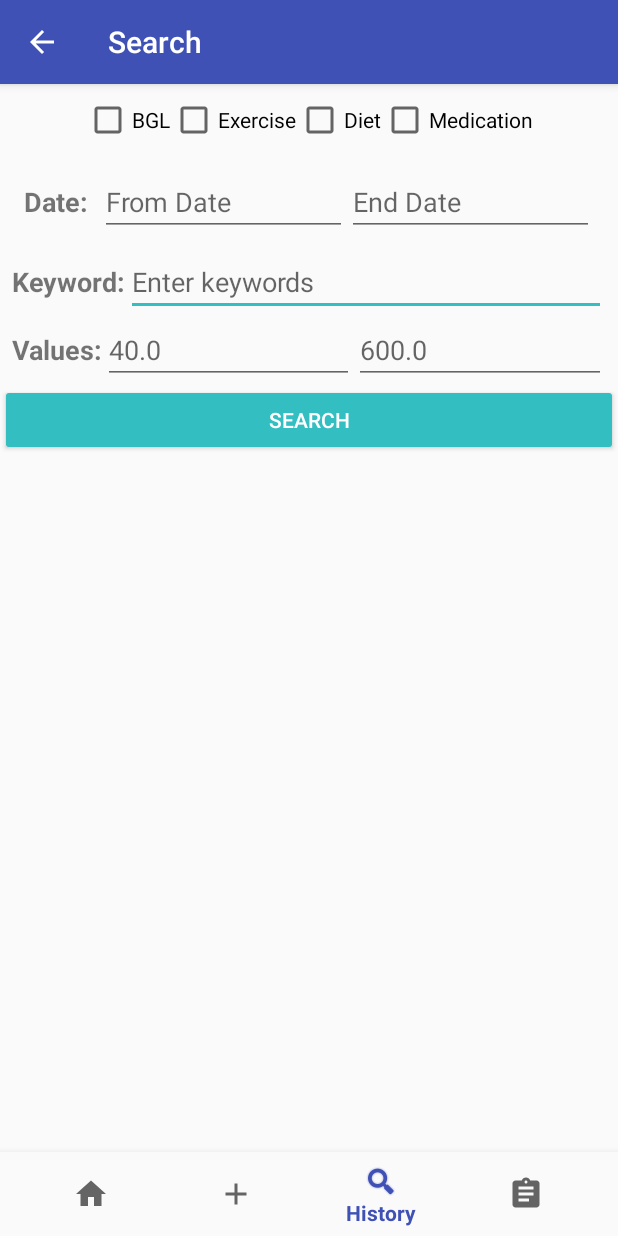
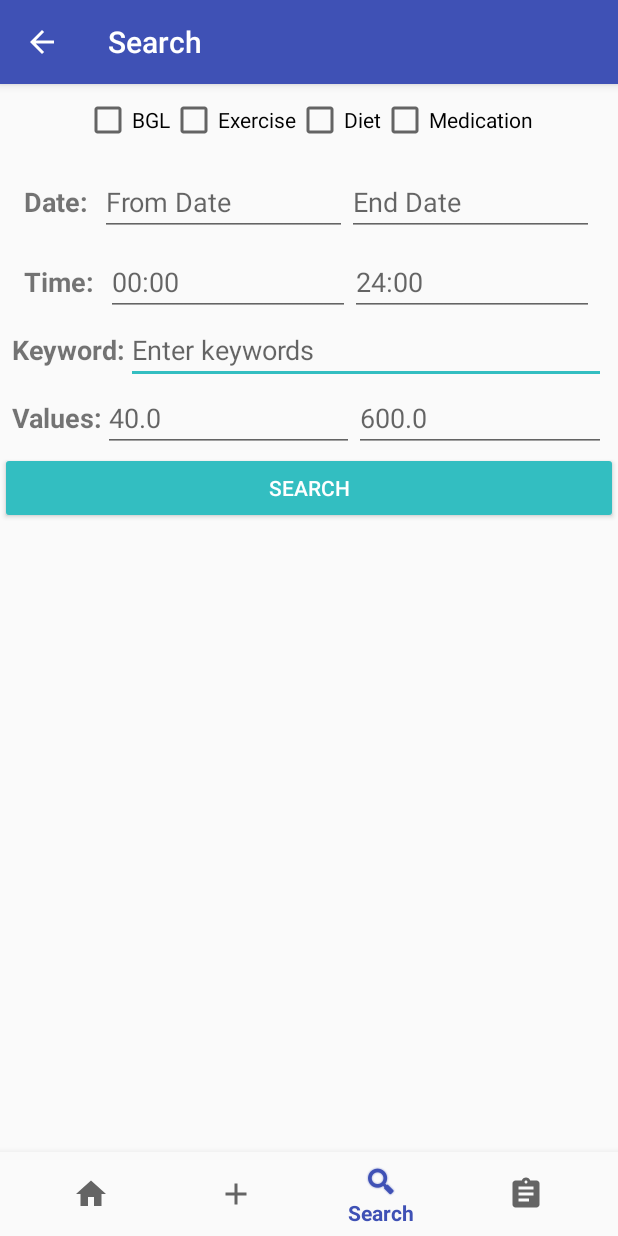
Before and after one commit to NJJeske/CS668AndroidDiabetesApp, an Android app: the SearchActivity screen opened directly, with no data from a screen before it, on a phone screen of 412 x 824 dp. Run offline under Robolectric (Android 15) with nearby library versions, the phone set to English and light mode, and no system bars.

Commit message:
Corrected worked on Results and Search, corrected nav bar text to Search

```diff
--- a/app/src/main/res/layout/activity_search.xml
+++ b/app/src/main/res/layout/activity_search.xml
@@ -80,8 +80,7 @@
                 android:layout_weight="1"
                 android:focusable="false"
                 android:hint="@string/hint_from_date"
-                android:inputType="date"
-                tools:layout_editor_absoluteY="104dp" />
+                android:inputType="date"/>
 
             <EditText
                 android:id="@+id/Data.editText.toDate"
@@ -102,7 +101,46 @@
             android:orientation="horizontal"
             android:layout_marginStart="8dp"
             android:layout_marginEnd="8dp">
+            <TextView
+                android:id="@+id/txtView_time"
+                android:layout_width="wrap_content"
+                android:layout_height="wrap_content"
+                android:layout_marginStart="8dp"
+                android:text="Time:"
+                android:textAlignment="textEnd"
+                android:textSize="18sp"
+                android:textStyle="bold" />
 
+            <EditText
+                android:id="@+id/Data.editText.fromTime"
+                android:layout_width="0dp"
+                android:layout_height="wrap_content"
+                android:layout_marginStart="8dp"
+                android:layout_weight="1"
+                android:focusable="false"
+                android:hint="00:00"
+                android:inputType="date"/>
+
+            <EditText
+                android:id="@+id/Data.editText.toTime"
+                android:layout_width="0dp"
+                android:layout_height="wrap_content"
+                android:layout_marginEnd="8dp"
+                android:layout_weight="1"
+                android:focusable="false"
+                android:hint="24:00"
+                android:inputType="date" />
+
+        </LinearLayout>
+
+        <LinearLayout
+            android:id="@+id/llrow4"
+            android:layout_width="match_parent"
+            android:layout_height="wrap_content"
+            android:gravity="center"
+            android:orientation="horizontal"
+            android:layout_marginStart="8dp"
+            android:layout_marginEnd="8dp">
             <TextView
                 android:id="@+id/txtView_data_searchKeyword"
                 android:layout_width="wrap_content"
@@ -122,9 +160,8 @@
                 android:hint="@string/hint_keyword"
                 android:inputType="textPersonName" />
         </LinearLayout>
-
         <LinearLayout
-            android:id="@+id/llrow4"
+            android:id="@+id/llrow5"
             android:layout_width="match_parent"
             android:layout_height="wrap_content"
             android:gravity="center"
@@ -174,16 +211,6 @@
             android:layout_weight="1" />
     </LinearLayout>
 
-    <!--<android.support.v7.widget.RecyclerView-->
-    <!--android:id="@+id/recyclerViewListData"-->
-    <!--android:layout_width="match_parent"-->
-    <!--android:layout_height="match_parent"-->
-    <!--android:background="@drawable/recycler_rounded_corner"-->
-    <!--app:layout_constraintLeft_toLeftOf="parent"-->
-    <!--app:layout_constraintRight_toRightOf="parent"-->
-    <!--app:layout_constraintTop_toBottomOf="@+id/linearLayoutWrapper"-->
-    <!--app:layout_constraintBottom_toTopOf="@id/navigation"/>-->
-
     <android.support.design.widget.BottomNavigationView
         android:id="@+id/navigation"
         android:layout_width="0dp"
--- a/app/src/main/res/menu/navigation.xml
+++ b/app/src/main/res/menu/navigation.xml
@@ -12,7 +12,7 @@
     <item
         android:id="@+id/navigation_history"
         android:icon="@android:drawable/ic_search_category_default"
-        android:title="@string/history" />
+        android:title="@string/search" />
 
     <item
         android:id="@+id/navigation_regimen"
```
Also changed, not shown: app/src/main/java/com/example/njjeske/cs668androiddiabetesapp/Results.java (+84 -12 lines), app/src/main/java/com/example/njjeske/cs668androiddiabetesapp/SearchActivity.java (+93 -17 lines), app/src/main/res/layout/activity_results.xml (+16 -20 lines).
